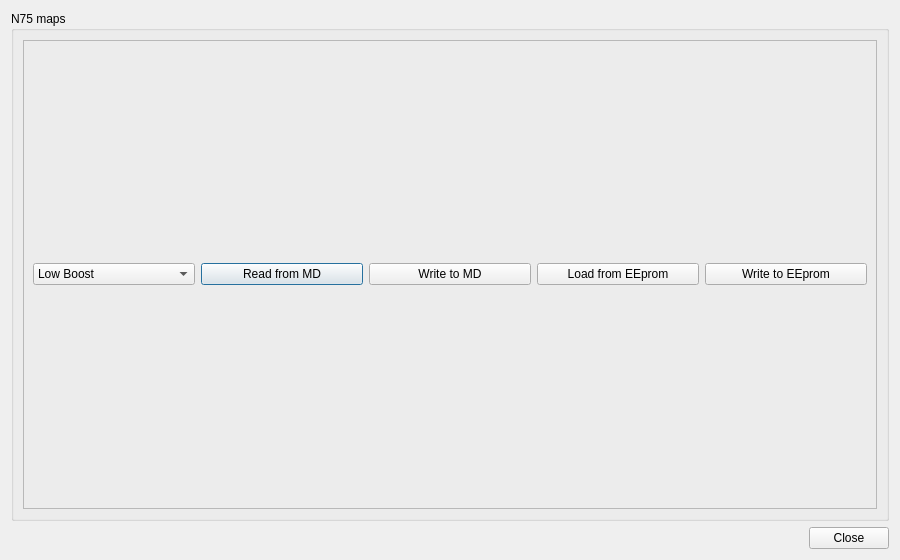
Above: src/V2N75SetupDialog.ui from digifant/multidisplay-app before the change. Below: the same form after it.
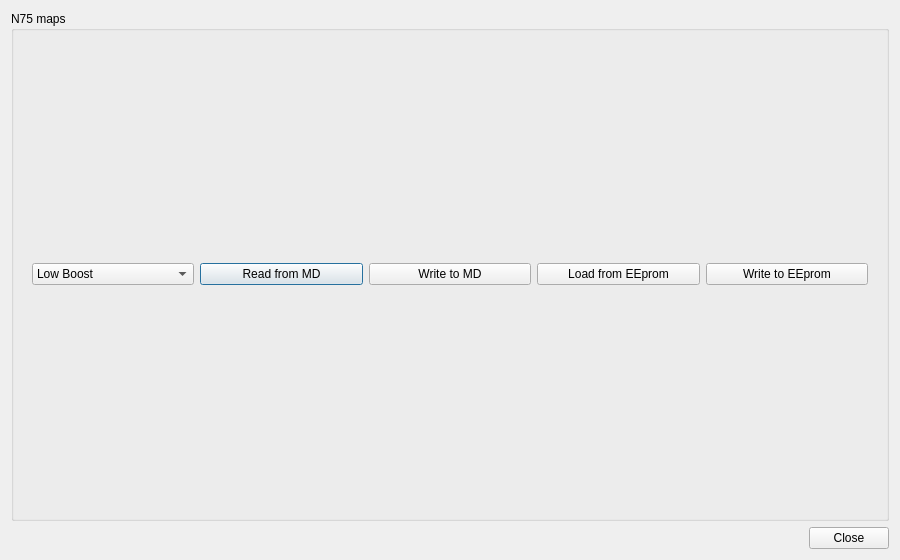
That is the form after the change.

```diff
--- a/src/V2N75SetupDialog.ui
+++ b/src/V2N75SetupDialog.ui
@@ -23,7 +23,7 @@
       <item row="0" column="0">
        <widget class="QFrame" name="frame">
         <property name="frameShape">
-         <enum>QFrame::StyledPanel</enum>
+         <enum>QFrame::NoFrame</enum>
         </property>
         <layout class="QHBoxLayout" name="horizontalLayout">
          <item>
```
